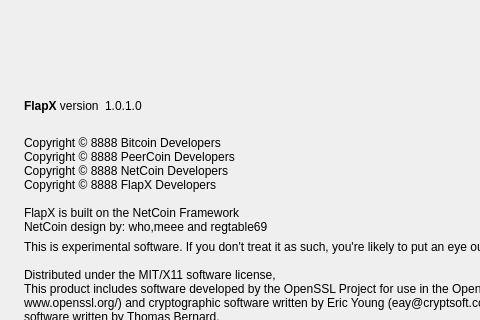
FlapXCoin/flapxcoin, file src/qt/forms/aboutdialog.ui: the form before one commit; both pictures show x 0 to 480 and y 0 to 320 of the 593 by 448 pixel window.
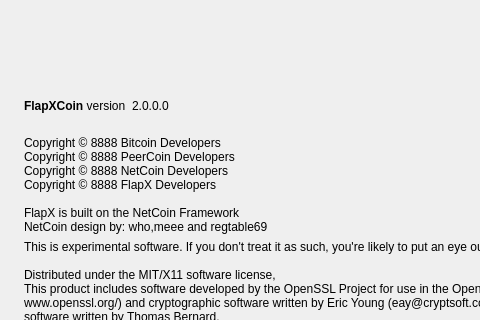
The form after the commit. Icons and pictures are not drawn.

What changed in the file:
```diff
--- a/src/qt/forms/aboutdialog.ui
+++ b/src/qt/forms/aboutdialog.ui
@@ -171,7 +171,7 @@
           <cursorShape>IBeamCursor</cursorShape>
          </property>
          <property name="text">
-          <string>&lt;b&gt;FlapX&lt;/b&gt; version</string>
+          <string>&lt;b&gt;FlapXCoin&lt;/b&gt; version</string>
          </property>
          <property name="textInteractionFlags">
           <set>Qt::LinksAccessibleByMouse|Qt::TextSelectableByKeyboard|Qt::TextSelectableByMouse</set>
@@ -184,7 +184,7 @@
           <cursorShape>IBeamCursor</cursorShape>
          </property>
          <property name="text">
-          <string notr="true">1.0.1.0</string>
+          <string notr="true">2.0.0.0</string>
          </property>
          <property name="textInteractionFlags">
           <set>Qt::LinksAccessibleByMouse|Qt::TextSelectableByKeyboard|Qt::TextSelectableByMouse</set>
```
